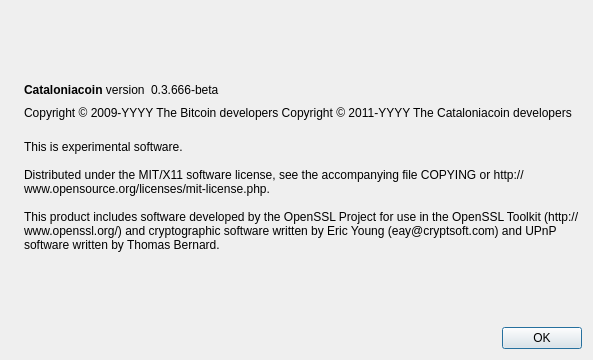
cataloniacurrency/cataloniacoinv2, file src/qt/forms/aboutdialog.ui: the form before one commit.
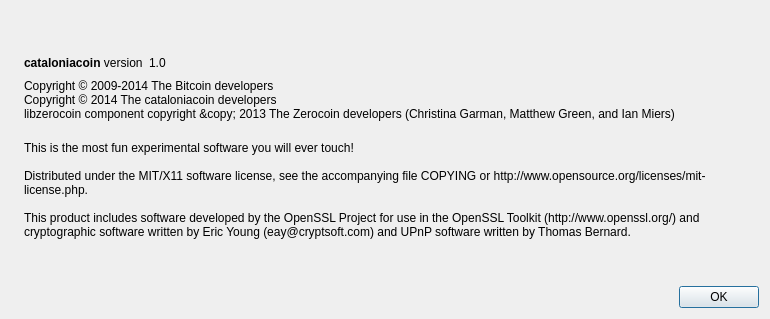
The form after the commit. Icons and pictures are not drawn.

```diff
--- a/src/qt/forms/aboutdialog.ui
+++ b/src/qt/forms/aboutdialog.ui
@@ -6,8 +6,8 @@
    <rect>
     <x>0</x>
     <y>0</y>
-    <width>593</width>
-    <height>360</height>
+    <width>770</width>
+    <height>319</height>
    </rect>
   </property>
   <property name="windowTitle">
@@ -50,7 +50,7 @@
           <cursorShape>IBeamCursor</cursorShape>
          </property>
          <property name="text">
-          <string>&lt;b&gt;Cataloniacoin&lt;/b&gt; version</string>
+          <string>&lt;b&gt;cataloniacoin&lt;/b&gt; version</string>
          </property>
          <property name="textInteractionFlags">
           <set>Qt::LinksAccessibleByMouse|Qt::TextSelectableByKeyboard|Qt::TextSelectableByMouse</set>
@@ -63,7 +63,7 @@
           <cursorShape>IBeamCursor</cursorShape>
          </property>
          <property name="text">
-          <string notr="true">0.3.666-beta</string>
+          <string notr="true">1.0</string>
          </property>
          <property name="textInteractionFlags">
           <set>Qt::LinksAccessibleByMouse|Qt::TextSelectableByKeyboard|Qt::TextSelectableByMouse</set>
@@ -91,11 +91,9 @@
         <cursorShape>IBeamCursor</cursorShape>
        </property>
        <property name="text">
-        <string notr="true">Copyright &amp;copy; 2009-YYYY The Bitcoin developers
-Copyright &amp;copy; 2011-YYYY The Cataloniacoin developers</string>
-       </property>
-       <property name="textFormat">
-        <enum>Qt::RichText</enum>
+        <string>Copyright © 2009-2014 The Bitcoin developers
+Copyright © 2014 The cataloniacoin developers
+libzerocoin component copyright &amp;copy; 2013 The Zerocoin developers (Christina Garman, Matthew Green, and Ian Miers)</string>
        </property>
        <property name="textInteractionFlags">
         <set>Qt::LinksAccessibleByMouse|Qt::TextSelectableByKeyboard|Qt::TextSelectableByMouse</set>
@@ -109,7 +107,7 @@
        </property>
        <property name="text">
         <string>
-This is experimental software.
+This is the most fun experimental software you will ever touch!
 
 Distributed under the MIT/X11 software license, see the accompanying file COPYING or http://www.opensource.org/licenses/mit-license.php.
 
```
Left out of the diff: 2 changed lines with no effect on the pictures.
